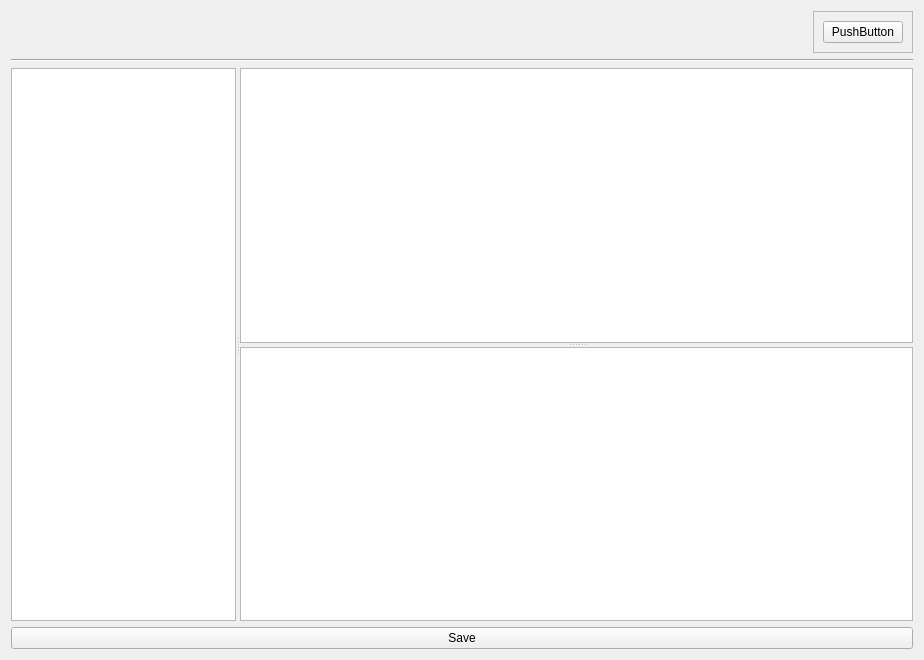
Old version of the form superscore/ui/nestable_page.ui in the repository pcdshub/superscore.
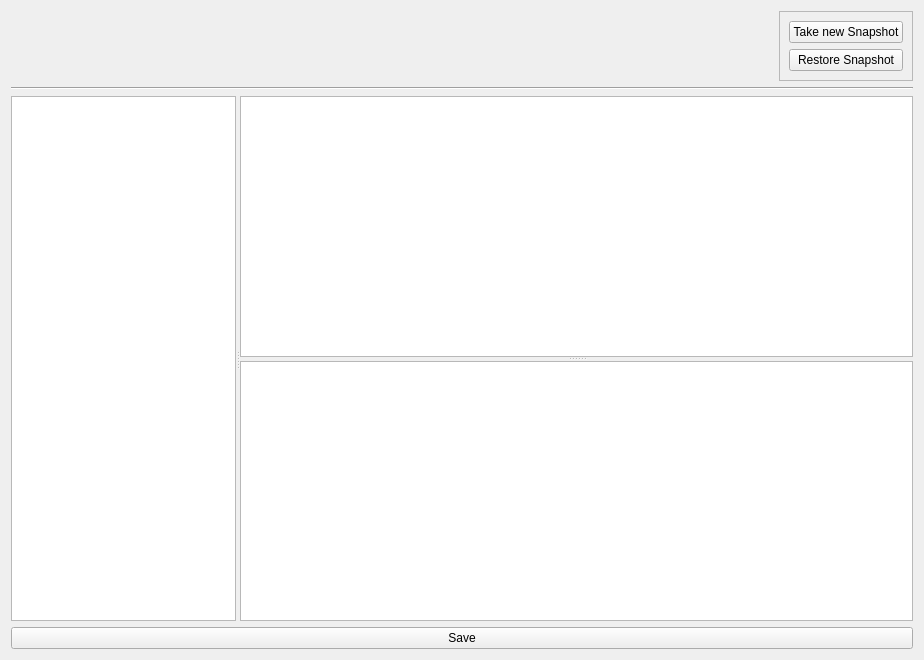
New version of the form. Custom widgets are drawn as their Qt base class.

Commit message: MNT/ENH: add restore button to snapshot page, make DataWidget and subclasses generic to appease pylance

```diff
--- a/superscore/ui/nestable_page.ui
+++ b/superscore/ui/nestable_page.ui
@@ -34,11 +34,18 @@
        <property name="frameShadow">
         <enum>QFrame::Raised</enum>
        </property>
-       <layout class="QGridLayout" name="gridLayout">
-        <item row="0" column="0">
+       <layout class="QVBoxLayout" name="verticalLayout">
+        <item>
          <widget class="QPushButton" name="snapshot_button">
           <property name="text">
-           <string>PushButton</string>
+           <string>Take new Snapshot</string>
+          </property>
+         </widget>
+        </item>
+        <item>
+         <widget class="QPushButton" name="restore_button">
+          <property name="text">
+           <string>Restore Snapshot</string>
           </property>
          </widget>
         </item>
```
The commit also changes 6 other files.
